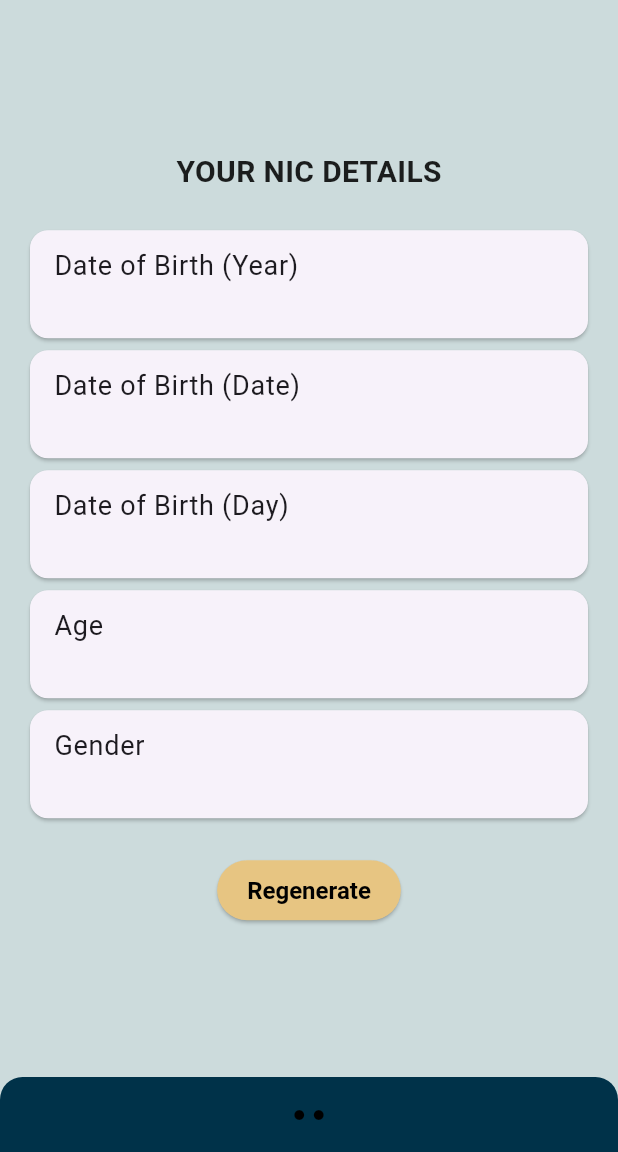
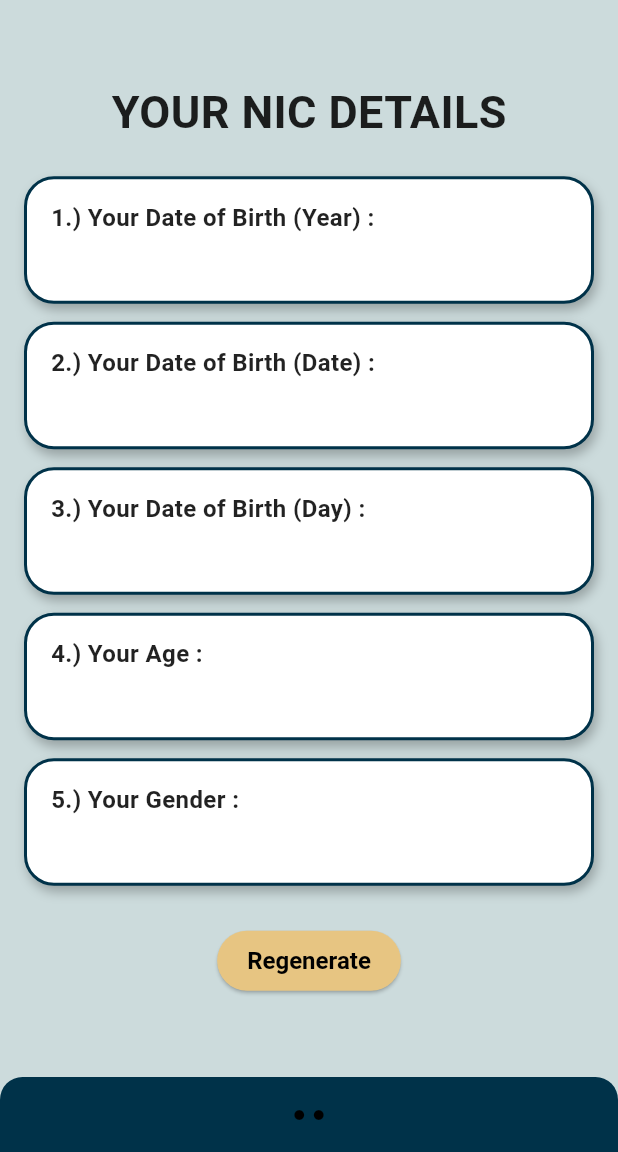
Before and after one commit to VayoniGamage/NIC_Decoder, a Flutter app: the NICResultScreen screen opened by its route, on a phone screen of 412 x 824 dp, the part 84-1236 px from its top. Run offline on Flutter 3.47's test engine with Material 3 defaults, Android fonts, the phone set to English and light mode, and no system bars; our stand-ins replace get.

Commit message:
Update nic_result_screen.dart

```diff
--- a/nic_decoder/lib/views/nic_result_screen.dart
+++ b/nic_decoder/lib/views/nic_result_screen.dart
@@ -12,7 +12,7 @@ class NICResultScreen extends StatelessWidget {
         backgroundColor: const Color(0xFF003249), // Deep Navy
         title: const Text(
           'NIC DECODER',
-          style: TextStyle(color: Color(0xFFE7C582), fontWeight: FontWeight.bold),
+          style: TextStyle(color: Color(0xFFE7C582),fontSize: 20, fontWeight: FontWeight.bold),
         ),
         centerTitle: true,
       ),
@@ -21,14 +21,14 @@ class NICResultScreen extends StatelessWidget {
         child: Column(
           mainAxisAlignment: MainAxisAlignment.center,
           children: [
-            const Text("YOUR NIC DETAILS", style: TextStyle(fontSize: 20, fontWeight: FontWeight.bold)),
-            const SizedBox(height: 20),
+            const Text("YOUR NIC DETAILS", style: TextStyle(fontSize: 30, fontWeight: FontWeight.bold)),
+            const SizedBox(height: 15),
 
-            _infoTile("Date of Birth (Year)", controller.birthYear),
-            _infoTile("Date of Birth (Date)", controller.birthDate),
-            _infoTile("Date of Birth (Day)", controller.birthDay),
-            _infoTile("Age", controller.age),
-            _infoTile("Gender", controller.gender),
+            _infoTile("1.) Your Date of Birth (Year) :", controller.birthYear),
+            _infoTile("2.) Your Date of Birth (Date) :", controller.birthDate),
+            _infoTile("3.) Your Date of Birth (Day) :", controller.birthDay),
+            _infoTile("4.) Your Age :", controller.age),
+            _infoTile("5.) Your Gender :", controller.gender),
 
             const SizedBox(height: 20),
             ElevatedButton(
@@ -59,11 +59,38 @@ class NICResultScreen extends StatelessWidget {
   }
 
   Widget _infoTile(String label, RxString value) {
-    return Obx(() => Card(
-          child: ListTile(
-            title: Text(label),
-            subtitle: Text(value.value),
-          ),
-        ));
-  }
+  return Obx(() => Container(
+        width: double.infinity, // Makes it full width
+        margin: EdgeInsets.symmetric(vertical: 6), // Adds spacing between tiles
+        decoration: BoxDecoration(
+          color: Colors.white, // Background color
+          borderRadius: BorderRadius.circular(20), // Fully rounded corners
+          border: Border.all(color: Color(0xFF003249), width: 2), // Border color
+          boxShadow: const [
+            BoxShadow(
+              color: Colors.black26, // Soft shadow
+              blurRadius: 6, // Increases blur effect
+              offset: Offset(2, 4), // Moves shadow slightly
+            ),
+          ],
+        ),
+        padding: EdgeInsets.symmetric(vertical: 14, horizontal: 16), // Box padding
+        child: Column(
+          crossAxisAlignment: CrossAxisAlignment.start,
+          children: [
+            Text(
+              label,
+              style: const TextStyle(
+                  fontWeight: FontWeight.bold, fontSize: 16, color: Colors.black87),
+            ),
+            SizedBox(height: 4), // Spacing between title & value
+            Text(
+              value.value,
+              style: const TextStyle(fontSize: 18, color: Color.fromARGB(155, 0, 0, 0)),
+            ),
+          ],
+        ),
+      ));
 }
+
+}
```
